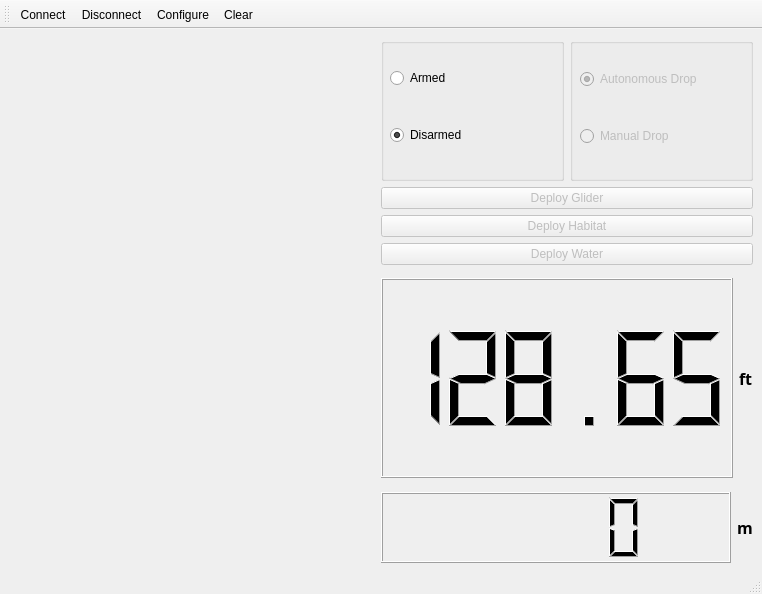
This is mainwindow.ui in CU-Aero-Design-2019/GUI as Qt 5 draws it before an edit. The edited form follows.
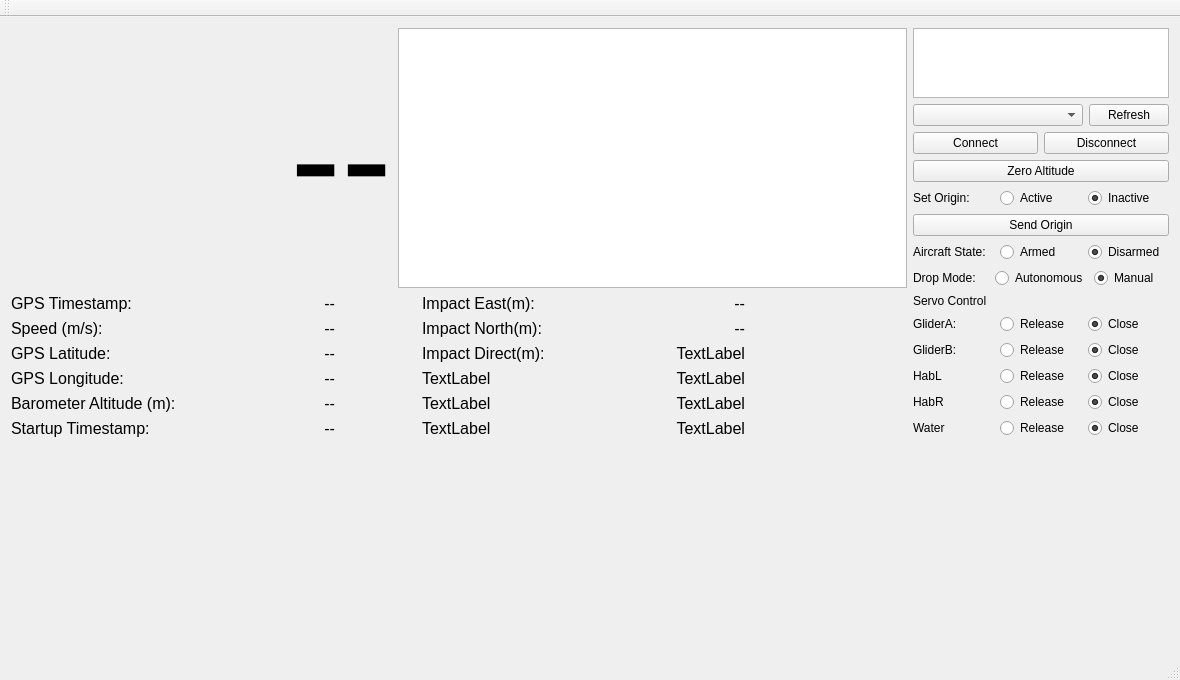
This is the edited form. Icons and pictures are not drawn. Custom widgets are drawn as their Qt base class.

Patch:
```diff
--- a/mainwindow.ui
+++ b/mainwindow.ui
@@ -6,204 +6,795 @@
    <rect>
     <x>0</x>
     <y>0</y>
-    <width>762</width>
-    <height>594</height>
+    <width>1180</width>
+    <height>680</height>
    </rect>
   </property>
   <property name="windowTitle">
    <string>MainWindow</string>
   </property>
-  <widget class="QWidget" name="centralwidget">
-   <layout class="QHBoxLayout" name="horizontalLayout_6">
-    <item>
-     <layout class="QHBoxLayout" name="horizontalLayout" stretch="1,1">
-      <property name="sizeConstraint">
-       <enum>QLayout::SetMaximumSize</enum>
-      </property>
+  <widget class="QWidget" name="centralWidget">
+   <layout class="QGridLayout" name="gridLayout">
+    <item row="0" column="0">
+     <layout class="QVBoxLayout" name="verticalLayout_4" stretch="1">
       <item>
-       <spacer name="horizontalSpacer">
-        <property name="orientation">
-         <enum>Qt::Horizontal</enum>
-        </property>
-        <property name="sizeHint" stdset="0">
-         <size>
-          <width>40</width>
-          <height>20</height>
-         </size>
-        </property>
-       </spacer>
-      </item>
-      <item>
-       <layout class="QVBoxLayout" name="verticalLayout" stretch="2,2,2,2,3,1">
+       <layout class="QHBoxLayout" name="horizontalLayout" stretch="6">
         <item>
-         <layout class="QHBoxLayout" name="horizontalLayout_3">
+         <layout class="QVBoxLayout" name="verticalLayout" stretch="1,1">
           <item>
-           <widget class="QGroupBox" name="groupBox">
-            <property name="title">
-             <string/>
-            </property>
-            <widget class="QWidget" name="verticalLayoutWidget">
-             <property name="geometry">
-              <rect>
-               <x>9</x>
-               <y>-1</y>
-               <width>181</width>
-               <height>141</height>
-              </rect>
-             </property>
-             <layout class="QVBoxLayout" name="verticalLayout_5">
+           <layout class="QHBoxLayout" name="horizontalLayout_2" stretch="1,0">
+            <item>
+             <layout class="QVBoxLayout" name="verticalLayout_5" stretch="1,0">
               <item>
-               <widget class="QRadioButton" name="radioButton">
-                <property name="text">
-                 <string>Armed</string>
+               <layout class="QHBoxLayout" name="horizontalLayout_5" stretch="3,4">
+                <item>
+                 <widget class="QLabel" name="alt_disp">
+                  <property name="font">
+                   <font>
+                    <pointsize>115</pointsize>
+                   </font>
+                  </property>
+                  <property name="text">
+                   <string>--</string>
+                  </property>
+                  <property name="alignment">
+                   <set>Qt::AlignRight|Qt::AlignTrailing|Qt::AlignVCenter</set>
+                  </property>
+                 </widget>
+                </item>
+                <item>
+                 <widget class="QPlainTextEdit" name="dropAltitudes_display">
+                  <property name="font">
+                   <font>
+                    <pointsize>115</pointsize>
+                   </font>
+                  </property>
+                  <property name="readOnly">
+                   <bool>true</bool>
+                  </property>
+                 </widget>
+                </item>
+               </layout>
+              </item>
+              <item>
+               <layout class="QHBoxLayout" name="horizontalLayout_15" stretch="4,1,4,2">
+                <item>
+                 <layout class="QFormLayout" name="formLayout_3">
+                  <item row="0" column="0">
+                   <widget class="QLabel" name="label_9">
+                    <property name="font">
+                     <font>
+                      <pointsize>12</pointsize>
+                     </font>
+                    </property>
+                    <property name="text">
+                     <string>GPS Timestamp:</string>
+                    </property>
+                   </widget>
+                  </item>
+                  <item row="0" column="1">
+                   <widget class="QLabel" name="gpsTime_label">
+                    <property name="font">
+                     <font>
+                      <pointsize>12</pointsize>
+                     </font>
+                    </property>
+                    <property name="text">
+                     <string>--</string>
+                    </property>
+                    <property name="alignment">
+                     <set>Qt::AlignRight|Qt::AlignTrailing|Qt::AlignVCenter</set>
+                    </property>
+                   </widget>
+                  </item>
+                  <item row="1" column="0">
+                   <widget class="QLabel" name="label_10">
+                    <property name="font">
+                     <font>
+                      <pointsize>12</pointsize>
+                     </font>
+                    </property>
+                    <property name="text">
+                     <string>Speed (m/s):</string>
+                    </property>
+                   </widget>
+                  </item>
+                  <item row="1" column="1">
+                   <widget class="QLabel" name="speed_label">
+                    <property name="font">
+                     <font>
+                      <pointsize>12</pointsize>
+                     </font>
+                    </property>
+                    <property name="text">
+                     <string>--</string>
+                    </property>
+                    <property name="alignment">
+                     <set>Qt::AlignRight|Qt::AlignTrailing|Qt::AlignVCenter</set>
+                    </property>
+                   </widget>
+                  </item>
+                  <item row="2" column="0">
+                   <widget class="QLabel" name="label_11">
+                    <property name="font">
+                     <font>
+                      <pointsize>12</pointsize>
+                     </font>
+                    </property>
+                    <property name="text">
+                     <string>GPS Latitude:</string>
+                    </property>
+                   </widget>
+                  </item>
+                  <item row="2" column="1">
+                   <widget class="QLabel" name="gpsLat_label">
+                    <property name="font">
+                     <font>
+                      <pointsize>12</pointsize>
+                     </font>
+                    </property>
+                    <property name="text">
+                     <string>--</string>
+                    </property>
+                    <property name="alignment">
+                     <set>Qt::AlignRight|Qt::AlignTrailing|Qt::AlignVCenter</set>
+                    </property>
+                   </widget>
+                  </item>
+                  <item row="3" column="0">
+                   <widget class="QLabel" name="label_12">
+                    <property name="font">
+                     <font>
+                      <pointsize>12</pointsize>
+                     </font>
+                    </property>
+                    <property name="text">
+                     <string>GPS Longitude:</string>
+                    </property>
+                   </widget>
+                  </item>
+                  <item row="3" column="1">
+                   <widget class="QLabel" name="gpsLong_label">
+                    <property name="font">
+                     <font>
+                      <pointsize>12</pointsize>
+                     </font>
+                    </property>
+                    <property name="text">
+                     <string>--</string>
+                    </property>
+                    <property name="alignment">
+                     <set>Qt::AlignRight|Qt::AlignTrailing|Qt::AlignVCenter</set>
+                    </property>
+                   </widget>
+                  </item>
+                  <item row="4" column="0">
+                   <widget class="QLabel" name="label_13">
+                    <property name="font">
+                     <font>
+                      <pointsize>12</pointsize>
+                     </font>
+                    </property>
+                    <property name="text">
+                     <string>Barometer Altitude (m):</string>
+                    </property>
+                   </widget>
+                  </item>
+                  <item row="4" column="1">
+                   <widget class="QLabel" name="baroAlt_label">
+                    <property name="font">
+                     <font>
+                      <pointsize>12</pointsize>
+                     </font>
+                    </property>
+                    <property name="text">
+                     <string>--</string>
+                    </property>
+                    <property name="alignment">
+                     <set>Qt::AlignRight|Qt::AlignTrailing|Qt::AlignVCenter</set>
+                    </property>
+                   </widget>
+                  </item>
+                  <item row="5" column="0">
+                   <widget class="QLabel" name="label_14">
+                    <property name="font">
+                     <font>
+                      <pointsize>12</pointsize>
+                     </font>
+                    </property>
+                    <property name="text">
+                     <string>Startup Timestamp:</string>
+                    </property>
+                   </widget>
+                  </item>
+                  <item row="5" column="1">
+                   <widget class="QLabel" name="startTime_label">
+                    <property name="font">
+                     <font>
+                      <pointsize>12</pointsize>
+                     </font>
+                    </property>
+                    <property name="text">
+                     <string>--</string>
+                    </property>
+                    <property name="alignment">
+                     <set>Qt::AlignRight|Qt::AlignTrailing|Qt::AlignVCenter</set>
+                    </property>
+                   </widget>
+                  </item>
+                 </layout>
+                </item>
+                <item>
+                 <spacer name="horizontalSpacer_3">
+                  <property name="orientation">
+                   <enum>Qt::Horizontal</enum>
+                  </property>
+                  <property name="sizeHint" stdset="0">
+                   <size>
+                    <width>40</width>
+                    <height>20</height>
+                   </size>
+                  </property>
+                 </spacer>
+                </item>
+                <item>
+                 <layout class="QFormLayout" name="formLayout_2">
+                  <item row="0" column="0">
+                   <widget class="QLabel" name="label_15">
+                    <property name="font">
+                     <font>
+                      <pointsize>12</pointsize>
+                     </font>
+                    </property>
+                    <property name="text">
+                     <string>Impact East(m):</string>
+                    </property>
+                   </widget>
+                  </item>
+                  <item row="1" column="0">
+                   <widget class="QLabel" name="label_16">
+                    <property name="font">
+                     <font>
+                      <pointsize>12</pointsize>
+                     </font>
+                    </property>
+                    <property name="text">
+                     <string>Impact North(m):</string>
+                    </property>
+                   </widget>
+                  </item>
+                  <item row="2" column="0">
+                   <widget class="QLabel" name="label_17">
+                    <property name="font">
+                     <font>
+                      <pointsize>12</pointsize>
+                     </font>
+                    </property>
+                    <property name="text">
+                     <string>Impact Direct(m):</string>
+                    </property>
+                   </widget>
+                  </item>
+                  <item row="3" column="0">
+                   <widget class="QLabel" name="label_18">
+                    <property name="font">
+                     <font>
+                      <pointsize>12</pointsize>
+                     </font>
+                    </property>
+                    <property name="text">
+                     <string>TextLabel</string>
+                    </property>
+                   </widget>
+                  </item>
+                  <item row="4" column="0">
+                   <widget class="QLabel" name="label_19">
+                    <property name="font">
+                     <font>
+                      <pointsize>12</pointsize>
+                     </font>
+                    </property>
+                    <property name="text">
+                     <string>TextLabel</string>
+                    </property>
+                   </widget>
+                  </item>
+                  <item row="5" column="0">
+                   <widget class="QLabel" name="label_20">
+                    <property name="font">
+                     <font>
+                      <pointsize>12</pointsize>
+                     </font>
+                    </property>
+                    <property name="text">
+                     <string>TextLabel</string>
+                    </property>
+                   </widget>
+                  </item>
+                  <item row="0" column="1">
+                   <widget class="QLabel" name="targetEast_label">
+                    <property name="font">
+                     <font>
+                      <pointsize>12</pointsize>
+                     </font>
+                    </property>
+                    <property name="text">
+                     <string>--</string>
+                    </property>
+                    <property name="alignment">
+                     <set>Qt::AlignRight|Qt::AlignTrailing|Qt::AlignVCenter</set>
+                    </property>
+                   </widget>
+                  </item>
+                  <item row="1" column="1">
+                   <widget class="QLabel" name="targetNorth_label">
+                    <property name="font">
+                     <font>
+                      <pointsize>12</pointsize>
+                     </font>
+                    </property>
+                    <property name="text">
+                     <string>--</string>
+                    </property>
+                    <property name="alignment">
+                     <set>Qt::AlignRight|Qt::AlignTrailing|Qt::AlignVCenter</set>
+                    </property>
+                   </widget>
+                  </item>
+                  <item row="2" column="1">
+                   <widget class="QLabel" name="targetDirect_label">
+                    <property name="font">
+                     <font>
+                      <pointsize>12</pointsize>
+                     </font>
+                    </property>
+                    <property name="text">
+                     <string>TextLabel</string>
+                    </property>
+                    <property name="alignment">
+                     <set>Qt::AlignRight|Qt::AlignTrailing|Qt::AlignVCenter</set>
+                    </property>
+                   </widget>
+                  </item>
+                  <item row="3" column="1">
+                   <widget class="QLabel" name="label_30">
+                    <property name="font">
+                     <font>
+                      <pointsize>12</pointsize>
+                     </font>
+                    </property>
+                    <property name="text">
+                     <string>TextLabel</string>
+                    </property>
+                    <property name="alignment">
+                     <set>Qt::AlignRight|Qt::AlignTrailing|Qt::AlignVCenter</set>
+                    </property>
+                   </widget>
+                  </item>
+                  <item row="4" column="1">
+                   <widget class="QLabel" name="label_31">
+                    <property name="font">
+                     <font>
+                      <pointsize>12</pointsize>
+                     </font>
+                    </property>
+                    <property name="text">
+                     <string>TextLabel</string>
+                    </property>
+                    <property name="alignment">
+                     <set>Qt::AlignRight|Qt::AlignTrailing|Qt::AlignVCenter</set>
+                    </property>
+                   </widget>
+                  </item>
+                  <item row="5" column="1">
+                   <widget class="QLabel" name="label_32">
+                    <property name="font">
+                     <font>
+                      <pointsize>12</pointsize>
+                     </font>
+                    </property>
+                    <property name="text">
+                     <string>TextLabel</string>
+                    </property>
+                    <property name="alignment">
+                     <set>Qt::AlignRight|Qt::AlignTrailing|Qt::AlignVCenter</set>
+                    </property>
+                   </widget>
+                  </item>
+                 </layout>
+                </item>
+                <item>
+                 <spacer name="horizontalSpacer_2">
+                  <property name="orientation">
+                   <enum>Qt::Horizontal</enum>
+                  </property>
+                  <property name="sizeHint" stdset="0">
+                   <size>
+                    <width>40</width>
+                    <height>20</height>
+                   </size>
+                  </property>
+                 </spacer>
+                </item>
+               </layout>
+              </item>
+             </layout>
+            </item>
+            <item>
+             <layout class="QVBoxLayout" name="verticalLayout_3" stretch="1,0,0,0,0,0,0,0,0,0,0,0,0,0">
+              <item>
+               <widget class="QPlainTextEdit" name="plainTextEdit">
+                <property name="enabled">
+                 <bool>true</bool>
                 </property>
+                <property name="readOnly">
+                 <bool>true</bool>
+                </property>
                </widget>
               </item>
               <item>
-               <widget class="QRadioButton" name="radioButton_2">
+               <layout class="QHBoxLayout" name="horizontalLayout_4" stretch="2,0">
+                <item>
+                 <widget class="QComboBox" name="COM_comboBox"/>
+                </item>
+                <item>
+                 <widget class="QPushButton" name="refresh_Button">
+                  <property name="text">
+                   <string>Refresh</string>
+                  </property>
+                  <property name="iconSize">
+                   <size>
+                    <width>16</width>
+                    <height>16</height>
+                   </size>
+                  </property>
+                 </widget>
+                </item>
+               </layout>
+              </item>
+              <item>
+               <layout class="QHBoxLayout" name="horizontalLayout_14">
+                <item>
+                 <widget class="QPushButton" name="connect_button">
+                  <property name="text">
+                   <string>Connect</string>
+                  </property>
+                 </widget>
+                </item>
+                <item>
+                 <widget class="QPushButton" name="disconnect_button">
+                  <property name="text">
+                   <string>Disconnect</string>
+                  </property>
+                 </widget>
+                </item>
+               </layout>
+              </item>
+              <item>
+               <widget class="QPushButton" name="zeroAlt_button">
                 <property name="text">
-                 <string>Disarmed</string>
+                 <string>Zero Altitude</string>
                 </property>
-                <property name="checked">
-                 <bool>true</bool>
-                </property>
                </widget>
               </item>
-             </layout>
-            </widget>
-           </widget>
-          </item>
-          <item>
-           <widget class="QGroupBox" name="groupBox_2">
-            <property name="enabled">
-             <bool>false</bool>
-            </property>
-            <property name="title">
-             <string/>
-            </property>
-            <widget class="QWidget" name="verticalLayoutWidget_2">
-             <property name="geometry">
-              <rect>
-               <x>10</x>
-               <y>0</y>
-               <width>181</width>
-               <height>141</height>
-              </rect>
-             </property>
-             <layout class="QVBoxLayout" name="verticalLayout_6">
               <item>
-               <widget class="QRadioButton" name="radioButton_3">
+               <layout class="QHBoxLayout" name="horizontalLayout_13">
+                <item>
+                 <widget class="QLabel" name="label_21">
+                  <property name="text">
+                   <string>Set Origin:</string>
+                  </property>
+                 </widget>
+                </item>
+                <item>
+                 <widget class="QRadioButton" name="setOriginActive_button">
+                  <property name="text">
+                   <string>Active</string>
+                  </property>
+                  <attribute name="buttonGroup">
+                   <string notr="true">buttonGroup_7</string>
+                  </attribute>
+                 </widget>
+                </item>
+                <item>
+                 <widget class="QRadioButton" name="setOriginInactive_button">
+                  <property name="text">
+                   <string>Inactive</string>
+                  </property>
+                  <property name="checked">
+                   <bool>true</bool>
+                  </property>
+                  <attribute name="buttonGroup">
+                   <string notr="true">buttonGroup_7</string>
+                  </attribute>
+                 </widget>
+                </item>
+               </layout>
+              </item>
+              <item>
+               <widget class="QPushButton" name="sendOrigin_button">
                 <property name="text">
-                 <string>Autonomous Drop</string>
+                 <string>Send Origin</string>
                 </property>
-                <property name="checked">
-                 <bool>true</bool>
-                </property>
                </widget>
               </item>
               <item>
-               <widget class="QRadioButton" name="radioButton_4">
+               <layout class="QHBoxLayout" name="horizontalLayout_11">
+                <item>
+                 <widget class="QLabel" name="label">
+                  <property name="text">
+                   <string>Aircraft State:</string>
+                  </property>
+                 </widget>
+                </item>
+                <item>
+                 <widget class="QRadioButton" name="armed_button">
+                  <property name="text">
+                   <string>Armed</string>
+                  </property>
+                  <attribute name="buttonGroup">
+                   <string notr="true">buttonGroup</string>
+                  </attribute>
+                 </widget>
+                </item>
+                <item>
+                 <widget class="QRadioButton" name="disarmed_button">
+                  <property name="text">
+                   <string>Disarmed</string>
+                  </property>
+                  <property name="checked">
+                   <bool>true</bool>
+                  </property>
+                  <attribute name="buttonGroup">
+                   <string notr="true">buttonGroup</string>
+                  </attribute>
+                 </widget>
+                </item>
+               </layout>
+              </item>
+              <item>
+               <layout class="QHBoxLayout" name="horizontalLayout_12">
+                <item>
+                 <widget class="QLabel" name="label_2">
+                  <property name="text">
+                   <string>Drop Mode:</string>
+                  </property>
+                 </widget>
+                </item>
+                <item>
+                 <widget class="QRadioButton" name="autonomous_button">
+                  <property name="enabled">
+                   <bool>true</bool>
+                  </property>
+                  <property name="text">
+                   <string>Autonomous</string>
+                  </property>
+                  <property name="checked">
+                   <bool>false</bool>
+                  </property>
+                  <attribute name="buttonGroup">
+                   <string notr="true">buttonGroup_2</string>
+                  </attribute>
+                 </widget>
+                </item>
+                <item>
+                 <widget class="QRadioButton" name="manual_button">
+                  <property name="enabled">
+                   <bool>true</bool>
+                  </property>
+                  <property name="text">
+                   <string>Manual</string>
+                  </property>
+                  <property name="checked">
+                   <bool>true</bool>
+                  </property>
+                  <attribute name="buttonGroup">
+                   <string notr="true">buttonGroup_2</string>
+                  </attribute>
+                 </widget>
+                </item>
+               </layout>
+              </item>
+              <item>
+               <widget class="QLabel" name="label_4">
                 <property name="text">
-                 <string>Manual Drop</string>
+                 <string>Servo Control</string>
                 </property>
                </widget>
               </item>
+              <item>
+               <layout class="QHBoxLayout" name="horizontalLayout_6">
+                <item>
+                 <widget class="QLabel" name="label_5">
+                  <property name="text">
+                   <string>GliderA:</string>
+                  </property>
+                 </widget>
+                </item>
+                <item>
+                 <widget class="QRadioButton" name="gliderAR_button">
+                  <property name="text">
+                   <string>Release</string>
+                  </property>
+                  <attribute name="buttonGroup">
+                   <string notr="true">buttonGroup_3</string>
+                  </attribute>
+                 </widget>
+                </item>
+                <item>
+                 <widget class="QRadioButton" name="gliderAC_button">
+                  <property name="text">
+                   <string>Close</string>
+                  </property>
+                  <property name="checked">
+                   <bool>true</bool>
+                  </property>
+                  <attribute name="buttonGroup">
+                   <string notr="true">buttonGroup_3</string>
+                  </attribute>
+                 </widget>
+                </item>
+               </layout>
+              </item>
+              <item>
+               <layout class="QHBoxLayout" name="horizontalLayout_7">
+                <item>
+                 <widget class="QLabel" name="label_6">
+                  <property name="text">
+                   <string>GliderB:</string>
+                  </property>
+                 </widget>
+                </item>
+                <item>
+                 <widget class="QRadioButton" name="gliderBR_button">
+                  <property name="text">
+                   <string>Release</string>
+                  </property>
+                  <attribute name="buttonGroup">
+                   <string notr="true">buttonGroup_4</string>
+                  </attribute>
+                 </widget>
+                </item>
+                <item>
+                 <widget class="QRadioButton" name="gliderBC_button">
+                  <property name="text">
+                   <string>Close</string>
+                  </property>
+                  <property name="checked">
+                   <bool>true</bool>
+                  </property>
+                  <attribute name="buttonGroup">
+                   <string notr="true">buttonGroup_4</string>
+                  </attribute>
+                 </widget>
+                </item>
+               </layout>
+              </item>
+              <item>
+               <layout class="QHBoxLayout" name="horizontalLayout_9">
+                <item>
+                 <widget class="QLabel" name="label_8">
+                  <property name="text">
+                   <string>HabL</string>
+                  </property>
+                 </widget>
+                </item>
+                <item>
+                 <widget class="QRadioButton" name="habLR_button">
+                  <property name="text">
+                   <string>Release</string>
+                  </property>
+                  <attribute name="buttonGroup">
+                   <string notr="true">buttonGroup_5</string>
+                  </attribute>
+                 </widget>
+                </item>
+                <item>
+                 <widget class="QRadioButton" name="habLC_button">
+                  <property name="text">
+                   <string>Close</string>
+                  </property>
+                  <property name="checked">
+                   <bool>true</bool>
+                  </property>
+                  <attribute name="buttonGroup">
+                   <string notr="true">buttonGroup_5</string>
+                  </attribute>
+                 </widget>
+                </item>
+               </layout>
+              </item>
+              <item>
+               <layout class="QHBoxLayout" name="horizontalLayout_10">
+                <item>
+                 <widget class="QLabel" name="label_22">
+                  <property name="text">
+                   <string>HabR</string>
+                  </property>
+                 </widget>
+                </item>
+                <item>
+                 <widget class="QRadioButton" name="habRR_button">
+                  <property name="text">
+                   <string>Release</string>
+                  </property>
+                  <attribute name="buttonGroup">
+                   <string notr="true">buttonGroup_8</string>
+                  </attribute>
+                 </widget>
+                </item>
+                <item>
+                 <widget class="QRadioButton" name="habRC_button">
+                  <property name="text">
+                   <string>Close</string>
+                  </property>
+                  <property name="checked">
+                   <bool>true</bool>
+                  </property>
+                  <attribute name="buttonGroup">
+                   <string notr="true">buttonGroup_8</string>
+                  </attribute>
+                 </widget>
+                </item>
+               </layout>
+              </item>
+              <item>
+               <layout class="QHBoxLayout" name="horizontalLayout_8">
+                <item>
+                 <widget class="QLabel" name="label_7">
+                  <property name="text">
+                   <string>Water</string>
+                  </property>
+                 </widget>
+                </item>
+                <item>
+                 <widget class="QRadioButton" name="waterR_button">
+                  <property name="text">
+                   <string>Release</string>
+                  </property>
+                  <attribute name="buttonGroup">
+                   <string notr="true">buttonGroup_6</string>
+                  </attribute>
+                 </widget>
+                </item>
+                <item>
+                 <widget class="QRadioButton" name="waterC_button">
+                  <property name="text">
+                   <string>Close</string>
+                  </property>
+                  <property name="checked">
+                   <bool>true</bool>
+                  </property>
+                  <attribute name="buttonGroup">
+                   <string notr="true">buttonGroup_6</string>
+                  </attribute>
+                 </widget>
+                </item>
+               </layout>
+              </item>
              </layout>
-            </widget>
-           </widget>
+            </item>
+           </layout>
           </item>
-         </layout>
-        </item>
-        <item>
-         <widget class="QPushButton" name="pushButton_3">
-          <property name="enabled">
-           <bool>false</bool>
-          </property>
-          <property name="text">
-           <string>Deploy Glider</string>
-          </property>
-         </widget>
-        </item>
-        <item>
-         <widget class="QPushButton" name="pushButton_4">
-          <property name="enabled">
-           <bool>false</bool>
-          </property>
-          <property name="text">
-           <string>Deploy Habitat</string>
-          </property>
-         </widget>
-        </item>
-        <item>
-         <widget class="QPushButton" name="pushButton_5">
-          <property name="enabled">
-           <bool>false</bool>
-          </property>
-          <property name="text">
-           <string>Deploy Water</string>
-          </property>
-         </widget>
-        </item>
-        <item>
-         <layout class="QHBoxLayout" name="horizontalLayout_4" stretch="1,0">
           <item>
-           <widget class="QLCDNumber" name="lcdNumber">
-            <property name="sizePolicy">
-             <sizepolicy hsizetype="Minimum" vsizetype="Fixed">
-              <horstretch>0</horstretch>
-              <verstretch>0</verstretch>
-             </sizepolicy>
-            </property>
-            <property name="minimumSize">
-             <size>
-              <width>0</width>
-              <height>200</height>
-             </size>
-            </property>
-            <property name="digitCount">
-             <number>6</number>
-            </property>
-            <property name="value" stdset="0">
-             <double>128.653999999999996</double>
-            </property>
-           </widget>
-          </item>
-          <item>
-           <widget class="QLabel" name="label">
-            <property name="font">
-             <font>
-              <family>Arial Black</family>
-              <pointsize>12</pointsize>
-              <weight>75</weight>
-              <bold>true</bold>
-             </font>
-            </property>
-            <property name="text">
-             <string>ft</string>
-            </property>
-           </widget>
-          </item>
-         </layout>
-        </item>
-        <item>
-         <layout class="QHBoxLayout" name="horizontalLayout_5" stretch="1,0">
-          <item>
-           <widget class="QLCDNumber" name="lcdNumber_2"/>
-          </item>
-          <item>
-           <widget class="QLabel" name="label_2">
-            <property name="font">
-             <font>
-              <family>Arial Black</family>
-              <pointsize>12</pointsize>
-              <weight>75</weight>
-              <bold>true</bold>
-             </font>
-            </property>
-            <property name="text">
-             <string>m</string>
-            </property>
-           </widget>
+           <layout class="QHBoxLayout" name="horizontalLayout_3" stretch="1,0">
+            <item>
+             <widget class="QCustomPlot" name="mapWidget" native="true"/>
+            </item>
+            <item>
+             <spacer name="horizontalSpacer">
+              <property name="orientation">
+               <enum>Qt::Horizontal</enum>
+              </property>
+              <property name="sizeHint" stdset="0">
+               <size>
+                <width>40</width>
+                <height>20</height>
+               </size>
+              </property>
+             </spacer>
+            </item>
+           </layout>
           </item>
          </layout>
         </item>
@@ -228,103 +819,20 @@
     <enum>TopToolBarArea</enum>
    </attribute>
    <attribute name="toolBarBreak">
-    <bool>true</bool>
+    <bool>false</bool>
    </attribute>
-   <addaction name="actionConnect"/>
-   <addaction name="actionDisconnect"/>
-   <addaction name="actionConfigure"/>
-   <addaction name="actionClear"/>
   </widget>
-  <widget class="QStatusBar" name="statusbar"/>
-  <action name="actionAbout">
-   <property name="text">
-    <string>&amp;About</string>
-   </property>
-   <property name="toolTip">
-    <string>About program</string>
-   </property>
-   <property name="shortcut">
-    <string>Alt+A</string>
-   </property>
-  </action>
-  <action name="actionAboutQt">
-   <property name="text">
-    <string>About Qt</string>
-   </property>
-  </action>
-  <action name="actionConnect">
-   <property name="icon">
-    <iconset resource="terminal.qrc">
-     <normaloff>:/images/connect.png</normaloff>:/images/connect.png</iconset>
-   </property>
-   <property name="text">
-    <string>C&amp;onnect</string>
-   </property>
-   <property name="toolTip">
-    <string>Connect to serial port</string>
-   </property>
-   <property name="shortcut">
-    <string>Ctrl+O</string>
-   </property>
-  </action>
-  <action name="actionDisconnect">
-   <property name="icon">
-    <iconset resource="terminal.qrc">
-     <normaloff>:/images/disconnect.png</normaloff>:/images/disconnect.png</iconset>
-   </property>
-   <property name="text">
-    <string>&amp;Disconnect</string>
-   </property>
-   <property name="toolTip">
-    <string>Disconnect from serial port</string>
-   </property>
-   <property name="shortcut">
-    <string>Ctrl+D</string>
-   </property>
-  </action>
-  <action name="actionConfigure">
-   <property name="icon">
-    <iconset resource="terminal.qrc">
-     <normaloff>:/images/settings.png</normaloff>:/images/settings.png</iconset>
-   </property>
-   <property name="text">
-    <string>&amp;Configure</string>
-   </property>
-   <property name="toolTip">
-    <string>Configure serial port</string>
-   </property>
-   <property name="shortcut">
-    <string>Alt+C</string>
-   </property>
-  </action>
-  <action name="actionClear">
-   <property name="icon">
-    <iconset resource="terminal.qrc">
-     <normaloff>:/images/clear.png</normaloff>:/images/clear.png</iconset>
-   </property>
-   <property name="text">
-    <string>C&amp;lear</string>
-   </property>
-   <property name="toolTip">
-    <string>Clear data</string>
-   </property>
-   <property name="shortcut">
-    <string>Alt+L</string>
-   </property>
-  </action>
-  <action name="actionQuit">
-   <property name="icon">
-    <iconset resource="terminal.qrc">
-     <normaloff>:/images/application-exit.png</normaloff>:/images/application-exit.png</iconset>
-   </property>
-   <property name="text">
-    <string>&amp;Quit</string>
-   </property>
-   <property name="shortcut">
-    <string>Ctrl+Q</string>
-   </property>
-  </action>
+  <widget class="QStatusBar" name="statusBar"/>
  </widget>
+ <layoutdefault spacing="6" margin="11"/>
+ <customwidgets>
+  <customwidget>
+   <class>QCustomPlot</class>
+   <extends>QWidget</extends>
+   <header>qcustomplot.h</header>
+   <container>1</container>
+  </customwidget>
+ </customwidgets>
  <resources/>
  <connections>
   <connection>
```
Left out of the diff: 101 changed lines with no effect on the pictures.
